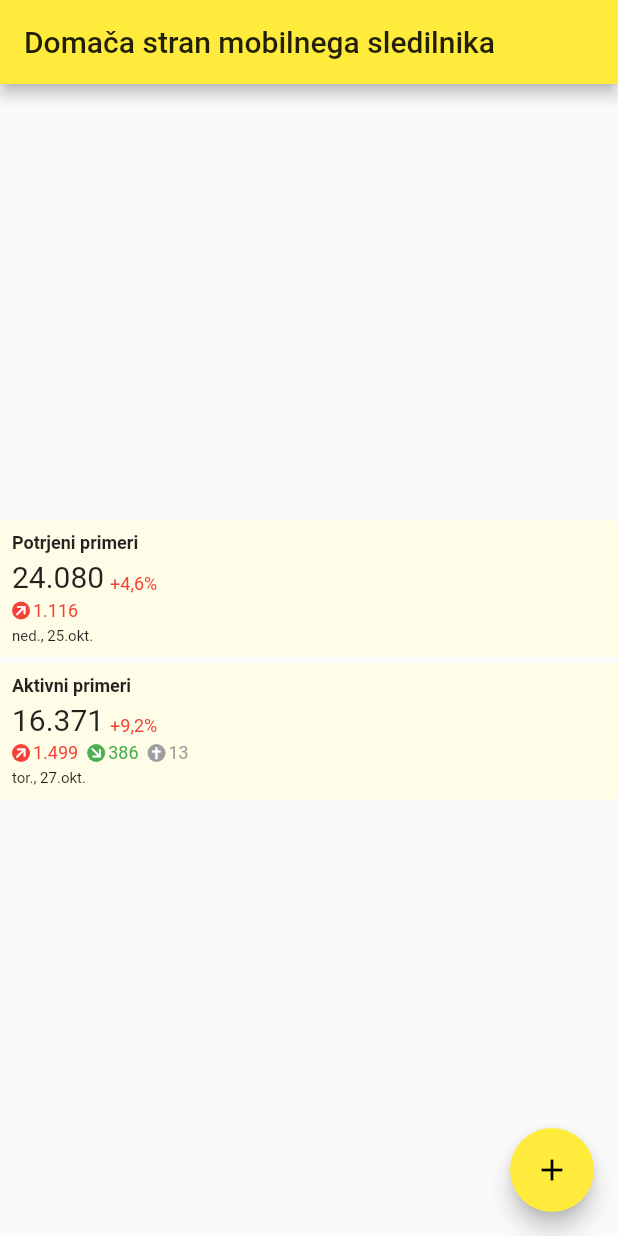
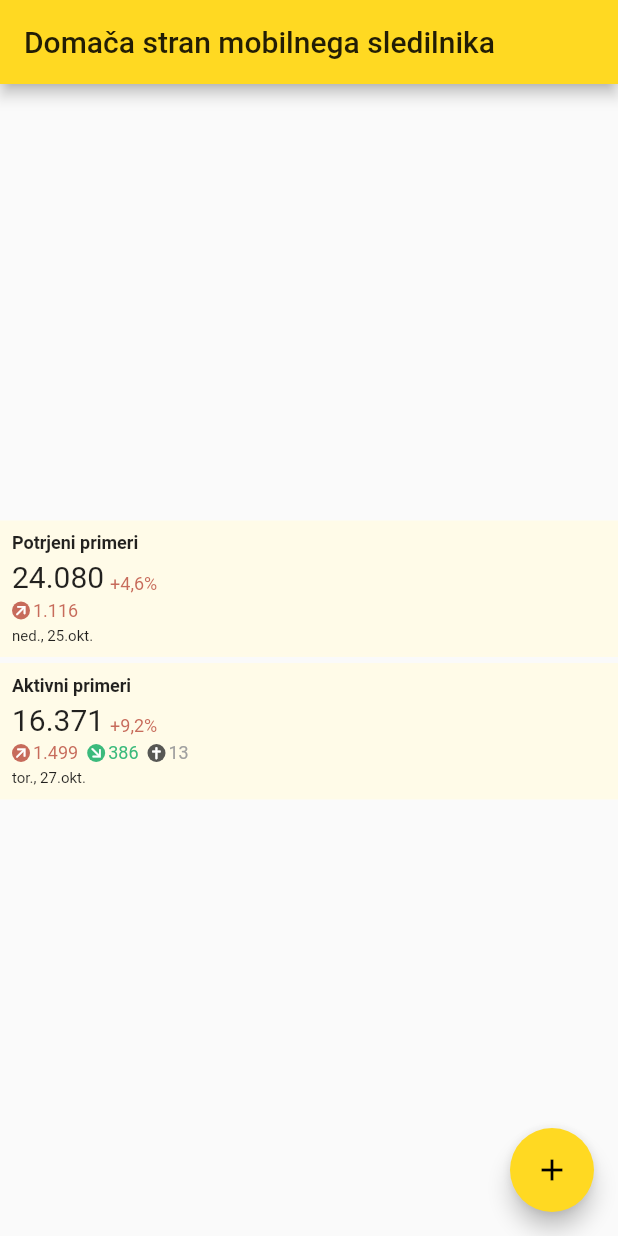
Before and after one commit to sledilnik/mobile-app, a Flutter app: the screen it shows after launch, on a phone screen of 412 x 824 dp. Run offline on Flutter 3.47's test engine with Material 2 defaults, Android fonts, the phone set to English and light mode, and no system bars; project files that could hold a hidden picture were left out.

Commit message:
Fix colorscheme (#4)
* Match colors to website.

When copying colors, it seems the mobile screen shows much more vivid colors, so I decreased the opacity from 0xff to 0xe0 as an adjustment. Pixel perfection might require device-adjusted opacity.

* Adjust also text colors.

* Move and name primary yellow color

* Extract named color for background of notice boxes.

```diff
--- a/sledilnik_mobile_app/lib/main.dart
+++ b/sledilnik_mobile_app/lib/main.dart
@@ -2,6 +2,7 @@ import 'package:flutter/material.dart';
 
 import 'package:intl/intl.dart';
 import 'package:intl/date_symbol_data_local.dart';
+import 'package:sledilnik_mobile_app/custom_color_scheme.dart';
 
 import "ui/widgets/info_box.dart";
 
@@ -27,7 +28,7 @@ class MyApp extends StatelessWidget {
         // or simply save your changes to "hot reload" in a Flutter IDE).
         // Notice that the counter didn't reset back to zero; the application
         // is not restarted.
-        primarySwatch: Colors.yellow,
+        primarySwatch: sledilnikPrimarySwatch,
         // This makes the visual density adapt to the platform that you run
         // the app on. For desktop platforms, the controls will be smaller and
         // closer together (more dense) than on mobile platforms.
--- a/sledilnik_mobile_app/lib/ui/widgets/info_box.dart
+++ b/sledilnik_mobile_app/lib/ui/widgets/info_box.dart
@@ -4,7 +4,6 @@ import 'package:intl/intl.dart' as intl;
 import 'package:sledilnik_mobile_app/enums.dart';
 import 'package:sledilnik_mobile_app/ui/widgets/trend_info.dart';
 
-import 'trend_icon.dart';
 import '../../custom_color_scheme.dart';
 
 class InfoBox extends StatelessWidget {
@@ -33,8 +32,9 @@ class InfoBox extends StatelessWidget {
     final trendColor = colorScheme.getTrendColor(trendType);
     return Container(
         padding: const EdgeInsets.symmetric(horizontal: 8.0, vertical: 8.0),
-        decoration: BoxDecoration(color: Colors.yellow[50]),
-        child: Column(crossAxisAlignment: CrossAxisAlignment.start, children: <Widget>[
+        decoration: BoxDecoration(color: colorScheme.noticeBackgroundColor),
+        child: Column(crossAxisAlignment: CrossAxisAlignment.start, children: <
+            Widget>[
           Text(
             title,
             textDirection: TextDirection.ltr,
@@ -56,9 +56,9 @@ class InfoBox extends StatelessWidget {
           ]),
           SizedBox(height: 4),
           Row(mainAxisAlignment: MainAxisAlignment.start, children: <Widget>[
-            if (deltaIn != null) TrendInfo(TrendType.Bad, colorScheme.badTrend, deltaIn),
-            if (deltaOut != null) TrendInfo(TrendType.Good, colorScheme.goodTrend, deltaOut),
-            if (death != null) TrendInfo(TrendType.Death, colorScheme.death, death)
+            if (deltaIn != null) TrendInfo(TrendType.Bad, deltaIn),
+            if (deltaOut != null) TrendInfo(TrendType.Good, deltaOut),
+            if (death != null) TrendInfo(TrendType.Death, death)
           ]),
           SizedBox(height: 4),
           Text(
--- a/sledilnik_mobile_app/lib/ui/widgets/trend_info.dart
+++ b/sledilnik_mobile_app/lib/ui/widgets/trend_info.dart
@@ -5,24 +5,26 @@ import 'package:sledilnik_mobile_app/enums.dart';
 
 import 'trend_icon.dart';
 import '../../custom_color_scheme.dart';
+import '../../enums.dart';
 
 class TrendInfo extends StatelessWidget {
   static final intl.NumberFormat intFormat = intl.NumberFormat("#,##0");
   final TrendType _trendType;
-  final Color _color;
   final int _value;
 
-  const TrendInfo(this._trendType, this._color, this._value);
+  const TrendInfo(this._trendType, this._value);
 
   @override
   Widget build(BuildContext context) {
+    final colorScheme = Theme.of(context).colorScheme;
+    final color = colorScheme.getTextColor(_trendType);
     return Row(mainAxisAlignment: MainAxisAlignment.start, children: <Widget>[
       TrendIcon(_trendType),
       SizedBox(width: 2),
       Text(
         intFormat.format(_value),
         textDirection: TextDirection.ltr,
-        style: TextStyle(fontSize: 12, color: _color),
+        style: TextStyle(fontSize: 12, color: color),
       ),
       SizedBox(width: 6),
     ]);
```
Also changed, not shown: sledilnik_mobile_app/lib/custom_color_scheme.dart (+41 -3 lines).
